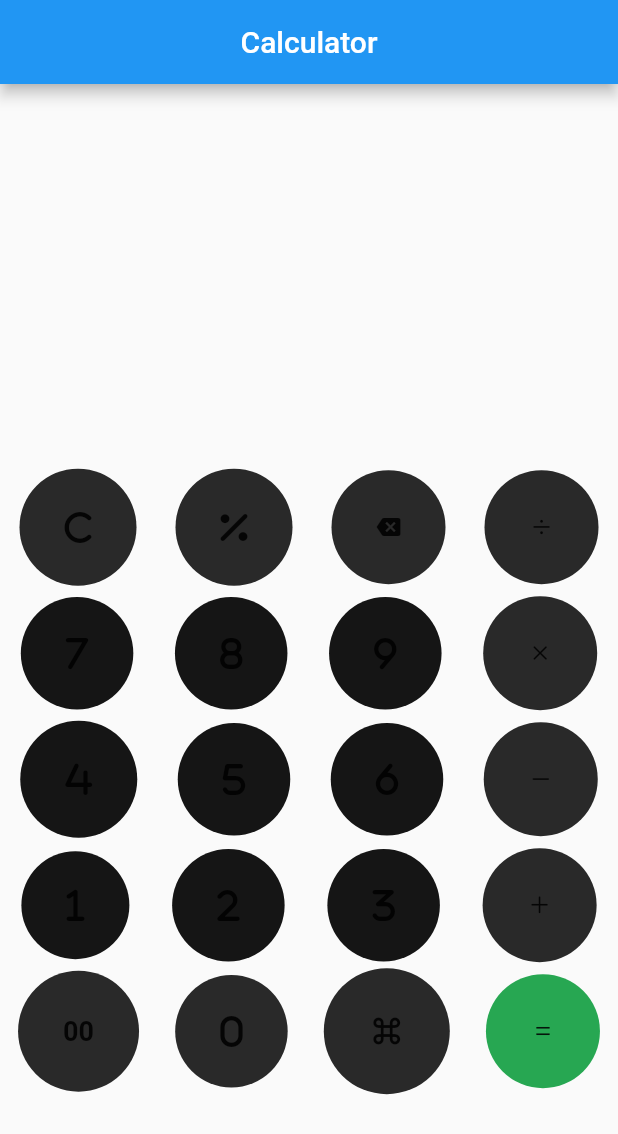
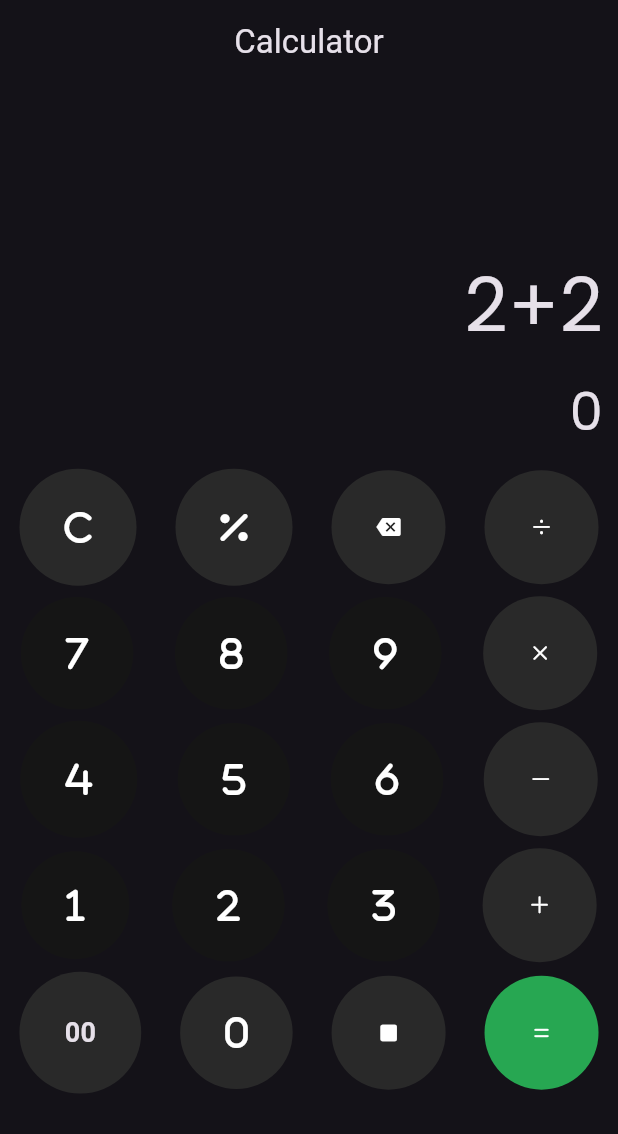
Before and after one commit to hephzisoft/flutter_calculator, a Flutter app: the screen it shows after launch, on a phone screen of 412 x 824 dp. Shown: the top 1134 px of the screen. Run offline on Flutter 3.47's test engine with Material 2 defaults, Android fonts, the phone set to English and light mode, and no system bars; our stand-ins replace font_awesome_flutter, google_fonts.

Commit message:
made some changes to the calc app

```diff
--- a/lib/main.dart
+++ b/lib/main.dart
@@ -2,6 +2,7 @@ import 'package:calculator/customs_strings.dart';
 import 'package:flutter/cupertino.dart';
 import 'package:flutter/material.dart';
 import 'package:font_awesome_flutter/font_awesome_flutter.dart';
+import 'package:google_fonts/google_fonts.dart';
 
 import 'widgets/input_buttons.dart';
 
@@ -10,10 +11,11 @@ void main() {
     title: 'Calculator',
     home: const Calculator(),
     theme: ThemeData(
-      useMaterial3: true,z
+      useMaterial3: true,
       brightness: Brightness.dark,
     ),
     themeMode: ThemeMode.dark,
+    debugShowCheckedModeBanner: false,
   ));
 }
 
@@ -25,10 +27,18 @@ class Calculator extends StatefulWidget {
 }
 
 class _CalculatorState extends State<Calculator> {
-  void _showClicked() {}
+  String result = '0';
+  String input = '2+2';
+  void _showClicked(String clickedInput) {
+   if (clickedInput == '00'|| clickedInput == '0'){
+     input;
+   }
+  }
 
   @override
   Widget build(BuildContext context) {
+
+
     final appBar = AppBar(
       title: const Text('Calculator'),
       centerTitle: true,
@@ -38,9 +48,29 @@ class _CalculatorState extends State<Calculator> {
       body: Column(
         children: [
           Container(
+            padding: const EdgeInsets.all(10),
+            alignment: Alignment.bottomRight,
             height: (MediaQuery.of(context).size.height -
                     appBar.preferredSize.height) *
                 0.33,
+            child: Column(
+              mainAxisAlignment: MainAxisAlignment.end,
+              children: [
+                Container(
+                    alignment: Alignment.centerRight,
+                    width: double.infinity,
+                    child:
+                        Text(input, style: GoogleFonts.poppins(fontSize: 50))),
+                const SizedBox(
+                  height: 10,
+                ),
+                Container(
+                  alignment: Alignment.centerRight,
+                  width: double.infinity,
+                  child: Text(result, style: GoogleFonts.poppins(fontSize: 35)),
+                ),
+              ],
+            ),
           ),
           Container(
             alignment: Alignment.bottomCenter,
@@ -55,16 +85,19 @@ class _CalculatorState extends State<Calculator> {
                     InputButtons(
                       bgColor: operatorsColor,
                       clickedInput: _showClicked,
+                      identifier: 'ac',
                       child: const FaIcon(FontAwesomeIcons.c),
                     ),
                     InputButtons(
                       bgColor: operatorsColor,
                       clickedInput: _showClicked,
+                      identifier: '%',
                       child: const FaIcon(FontAwesomeIcons.percent),
                     ),
                     InputButtons(
                       bgColor: operatorsColor,
                       clickedInput: _showClicked,
+                      identifier: 'c',
                       child: const Icon(
                         Icons.backspace,
                         size: 16,
@@ -73,6 +106,7 @@ class _CalculatorState extends State<Calculator> {
                     InputButtons(
                       bgColor: operatorsColor,
                       clickedInput: _showClicked,
+                      identifier: '/',
                       child: const Icon(
                         CupertinoIcons.divide,
                         size: 16,
@@ -86,21 +120,25 @@ class _CalculatorState extends State<Calculator> {
                     InputButtons(
                       bgColor: numbersColor,
                       clickedInput: _showClicked,
+                      identifier: '7',
                       child: const FaIcon(FontAwesomeIcons.seven),
                     ),
                     InputButtons(
                       bgColor: numbersColor,
                       clickedInput: _showClicked,
+                      identifier: '8',
                       child: const FaIcon(FontAwesomeIcons.eight),
                     ),
                     InputButtons(
                       bgColor: numbersColor,
                       clickedInput: _showClicked,
+                      identifier: '9',
                       child: const FaIcon(FontAwesomeIcons.nine),
                     ),
                     InputButtons(
                       bgColor: operatorsColor,
                       clickedInput: _showClicked,
+                      identifier: 'x',
                       child: const Icon(
                         CupertinoIcons.multiply,
                         size: 16,
@@ -114,21 +152,25 @@ class _CalculatorState extends State<Calculator> {
                     InputButtons(
                       bgColor: numbersColor,
                       clickedInput: _showClicked,
+                      identifier: '4',
                       child: const FaIcon(FontAwesomeIcons.four),
                     ),
                     InputButtons(
                       bgColor: numbersColor,
                       clickedInput: _showClicked,
+                      identifier: '5',
                       child: const FaIcon(FontAwesomeIcons.five),
                     ),
                     InputButtons(
                       bgColor: numbersColor,
                       clickedInput: _showClicked,
+                      identifier: '6',
                       child: const FaIcon(FontAwesomeIcons.six),
                     ),
                     InputButtons(
                       bgColor: operatorsColor,
                       clickedInput: _showClicked,
+                      identifier: '-',
                       child: const Icon(
                         CupertinoIcons.minus,
                         size: 16,
@@ -142,21 +184,25 @@ class _CalculatorState extends State<Calculator> {
                     InputButtons(
                       bgColor: numbersColor,
                       clickedInput: _showClicked,
+                      identifier: '1',
                       child: const FaIcon(FontAwesomeIcons.one),
                     ),
                     InputButtons(
                       bgColor: numbersColor,
                       clickedInput: _showClicked,
+                      identifier: '2',
                       child: const FaIcon(FontAwesomeIcons.two),
                     ),
                     InputButtons(
                       bgColor: numbersColor,
                       clickedInput: _showClicked,
+                      identifier: '3',
                       child: const FaIcon(FontAwesomeIcons.three),
                     ),
                     InputButtons(
                       bgColor: operatorsColor,
                       clickedInput: _showClicked,
+                      identifier: '+',
                       child: const Icon(
                         CupertinoIcons.add,
                         size: 16,
@@ -170,6 +216,7 @@ class _CalculatorState extends State<Calculator> {
                     InputButtons(
                       bgColor: operatorsColor,
                       clickedInput: _showClicked,
+                      identifier: '00',
                       child: const Text(
                         '00',
                         style: TextStyle(
@@ -181,15 +228,20 @@ class _CalculatorState extends State<Calculator> {
                     InputButtons(
                       bgColor: operatorsColor,
                       clickedInput: _showClicked,
+                      identifier: '0',
                       child: const FaIcon(FontAwesomeIcons.zero),
                     ),
                     InputButtons(
-                        bgColor: operatorsColor,
-                        clickedInput: _showClicked,
-                        child: const Icon(Icons.keyboard_command_key),),
+                      bgColor: operatorsColor,
+                      clickedInput: _showClicked,
+                      identifier: '.',
+                      child:  const Icon(CupertinoIcons.stop_fill, size: 16,),
+                      // child:  Text('.', textAlign: TextAlign.center, style: GoogleFonts.poppins(fontSize: 30),),
+                    ),
                     InputButtons(
                       bgColor: equalToColor,
                       clickedInput: _showClicked,
+                      identifier: '=',
                       child: const Icon(
                         CupertinoIcons.equal,
                         size: 16,
--- a/lib/widgets/input_buttons.dart
+++ b/lib/widgets/input_buttons.dart
@@ -4,18 +4,19 @@ import 'package:flutter/material.dart';
 class InputButtons extends StatelessWidget {
   const InputButtons(
       {required this.bgColor,
-
+      required this.identifier,
       super.key,
-        required this.child,
+      required this.child,
       required this.clickedInput});
 
   final Color bgColor;
   final Function clickedInput;
-  final  Widget child ;
+
+  final String identifier;
+  final Widget child;
 
   @override
   Widget build(BuildContext context) {
-
     return Container(
       padding: const EdgeInsets.all(30),
       decoration: BoxDecoration(
--- /dev/null
+++ b/lib/widgets/result_widget.dart
@@ -0,0 +1,11 @@
+import 'package:flutter/material.dart';
+
+
+class Result extends StatelessWidget {
+  const Result({super.key});
+
+  @override
+  Widget build(BuildContext context) {
+    return const Placeholder();
+  }
+}
--- a/pubspec.yaml
+++ b/pubspec.yaml
@@ -35,8 +35,9 @@ dependencies:
   # The following adds the Cupertino Icons font to your application.
   # Use with the CupertinoIcons class for iOS style icons.
   cupertino_icons: ^1.0.2
+
+  font_awesome_flutter: ^10.5.0
   google_fonts: ^5.1.0
-  font_awesome_flutter: ^10.5.0
 
 dev_dependencies:
   flutter_test:
```
